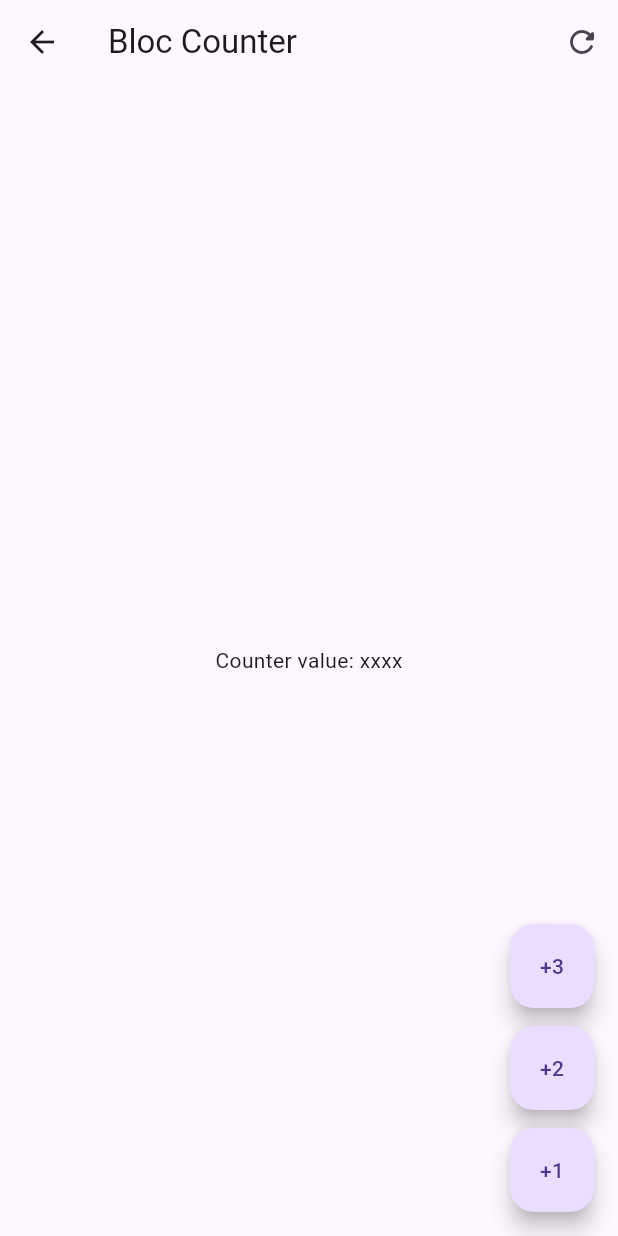
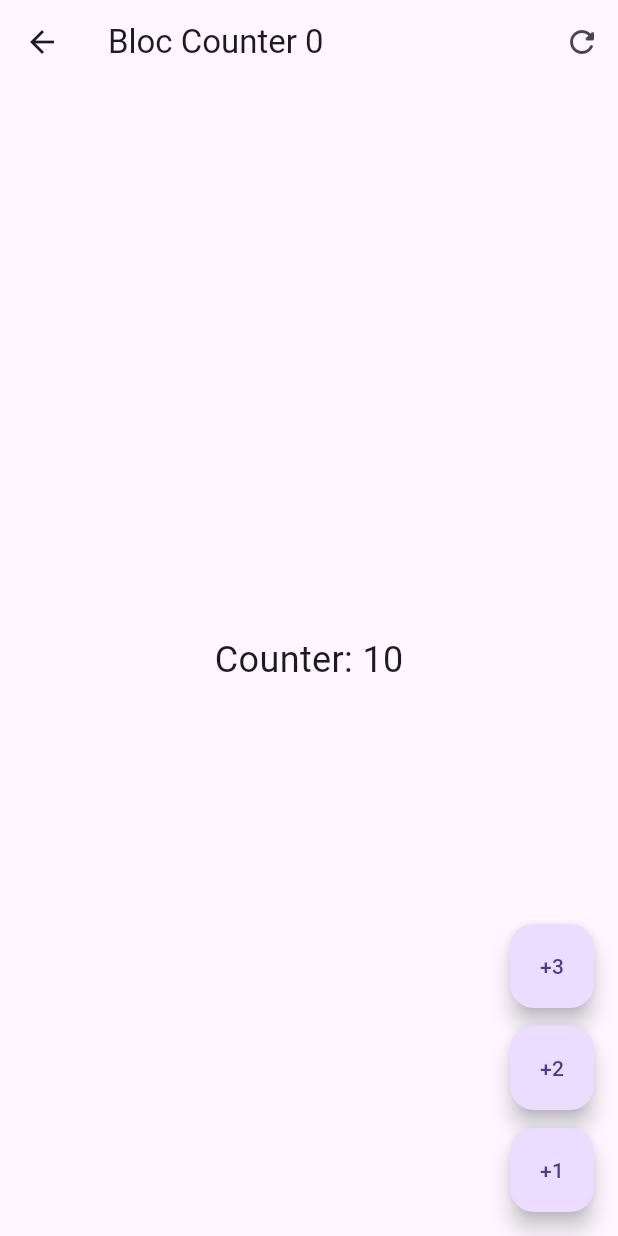
Before and after one commit to vhalvarez/Business-Logic-Component---FlutterBloc-y-Cubits, a Flutter app: the screen it shows after launch, after a tap on "BloC", on a phone screen of 412 x 824 dp. Run offline on Flutter 3.47's test engine with Material 3 defaults, Android fonts, the light colour scheme and no system bars; our stand-ins replace equatable, flutter_bloc, go_router.

Commit message:
utilizar el counter bloc

```diff
--- a/lib/presentation/blocs/counter_bloc/counter_bloc.dart
+++ b/lib/presentation/blocs/counter_bloc/counter_bloc.dart
@@ -7,6 +7,7 @@ part 'counter_state.dart';
 class CounterBloc extends Bloc<CounterEvent, CounterState> {
   CounterBloc() : super(const CounterState()) {
     on<CounterIncreased>(_onCounterIncreased);
+    on<CounterReset>(_onCounterReset);
   }
 
   void _onCounterIncreased(CounterIncreased event, Emitter<CounterState> emit) {
@@ -17,4 +18,10 @@ class CounterBloc extends Bloc<CounterEvent, CounterState> {
       ),
     );
   }
+
+  void _onCounterReset(CounterReset event, Emitter<CounterState> emit) {
+    emit(state.copyWith(
+      counter: 0,
+    ));
+  }
 }
--- a/lib/presentation/blocs/counter_bloc/counter_event.dart
+++ b/lib/presentation/blocs/counter_bloc/counter_event.dart
@@ -1,10 +1,12 @@
 part of 'counter_bloc.dart';
 
-sealed class CounterEvent  {
+sealed class CounterEvent {
   const CounterEvent();
 }
 
 class CounterIncreased extends CounterEvent {
-    final int value;
-    const CounterIncreased(this.value);
+  final int value;
+  const CounterIncreased(this.value);
 }
+
+class CounterReset extends CounterEvent {}
--- a/lib/presentation/screens/bloc_counter_screen.dart
+++ b/lib/presentation/screens/bloc_counter_screen.dart
@@ -1,32 +1,58 @@
 import 'package:flutter/material.dart';
+import 'package:flutter_bloc/flutter_bloc.dart';
+import 'package:forms_app/presentation/blocs/counter_bloc/counter_bloc.dart';
 
 class BlocCounterScreen extends StatelessWidget {
   const BlocCounterScreen({super.key});
 
   @override
   Widget build(BuildContext context) {
+    return BlocProvider(
+      create: (_) => CounterBloc(),
+      child: BlocCounterView(),
+    );
+  }
+}
+
+class BlocCounterView extends StatelessWidget {
+  const BlocCounterView({
+    super.key,
+  });
+
+  void increaseCounterBy(BuildContext context, [int value = 1]) {
+    context.read<CounterBloc>().add(CounterIncreased(value));
+  }
+
+  @override
+  Widget build(BuildContext context) {
     return Scaffold(
       appBar: AppBar(
-        title: const Text('Bloc Counter'),
+        title: Text('Bloc Counter ${context.select((CounterBloc counterBloc) => counterBloc.state.transactionCount)}'),
         actions: [
-          IconButton(onPressed: () => {}, icon: Icon(Icons.refresh_rounded)),
+          IconButton(
+            onPressed: () => context.read<CounterBloc>().add(CounterReset()),
+            icon: Icon(Icons.refresh_rounded),
+          ),
         ],
       ),
-      body: Center(child: const Text('Counter value: xxxx')),
+      body: Center(child: context.select( (CounterBloc counterBloc) => Text(
+        'Counter: ${counterBloc.state.counter}',
+        style: const TextStyle(fontSize: 24),
+      ))),
       floatingActionButton: Column(
         mainAxisAlignment: MainAxisAlignment.end,
         children: [
           FloatingActionButton(
             heroTag: '1',
             onPressed: () {
-              // Increment counter logic
+              increaseCounterBy(context, 3);
             },
             child: const Text('+3'),
           ),
           const SizedBox(height: 12), // Add some space between buttons
           FloatingActionButton(
             onPressed: () {
-              // Decrement counter logic
+              increaseCounterBy(context, 2);
             },
             heroTag: '2',
             child: const Text('+2'),
@@ -34,7 +60,7 @@ class BlocCounterScreen extends StatelessWidget {
           const SizedBox(height: 12), // Add some space between buttons
           FloatingActionButton(
             onPressed: () {
-              // Decrement counter logic
+              increaseCounterBy(context, 1);
             },
             heroTag: '3',
             child: const Text('+1'),
--- a/lib/presentation/screens/home_screen.dart
+++ b/lib/presentation/screens/home_screen.dart
@@ -21,6 +21,13 @@ class HomeScreen extends StatelessWidget {
             trailing: const Icon(Icons.arrow_forward_ios_rounded),
             onTap: () => context.push('/counter-block'),
           ),
+          Padding(
+            padding: const EdgeInsets.symmetric(horizontal: 10),
+            child: Divider(
+              color: Theme.of(context).colorScheme.primary,
+              thickness: 2,
+            ),
+          ),
         ],
       ),
     );
```
